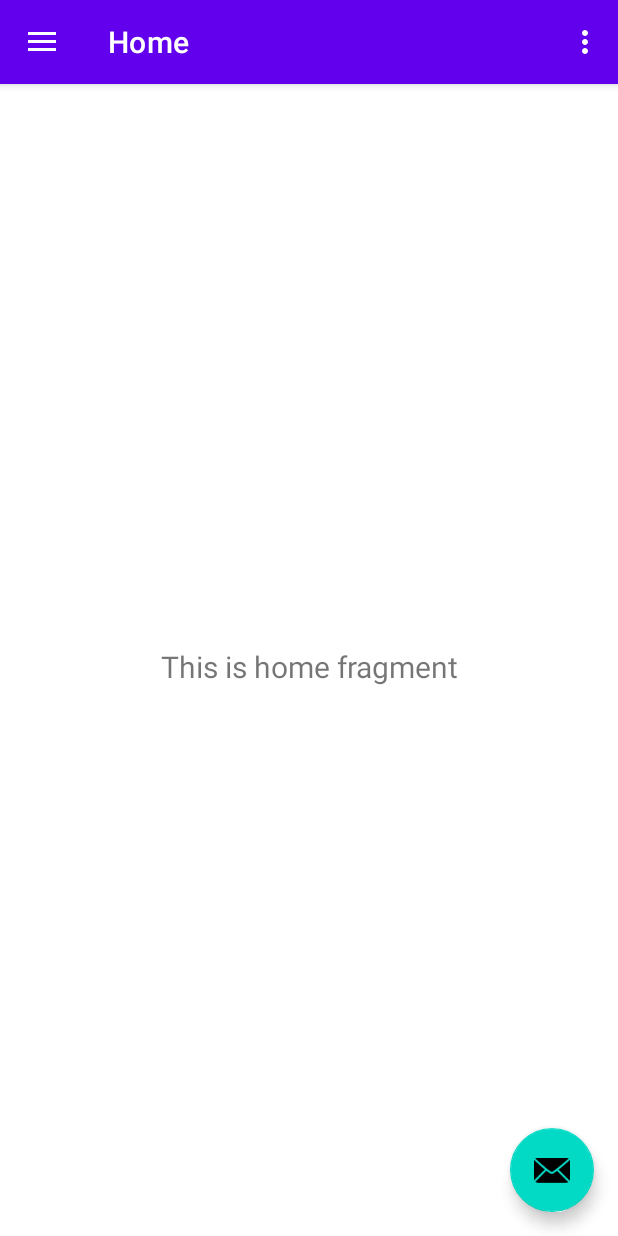
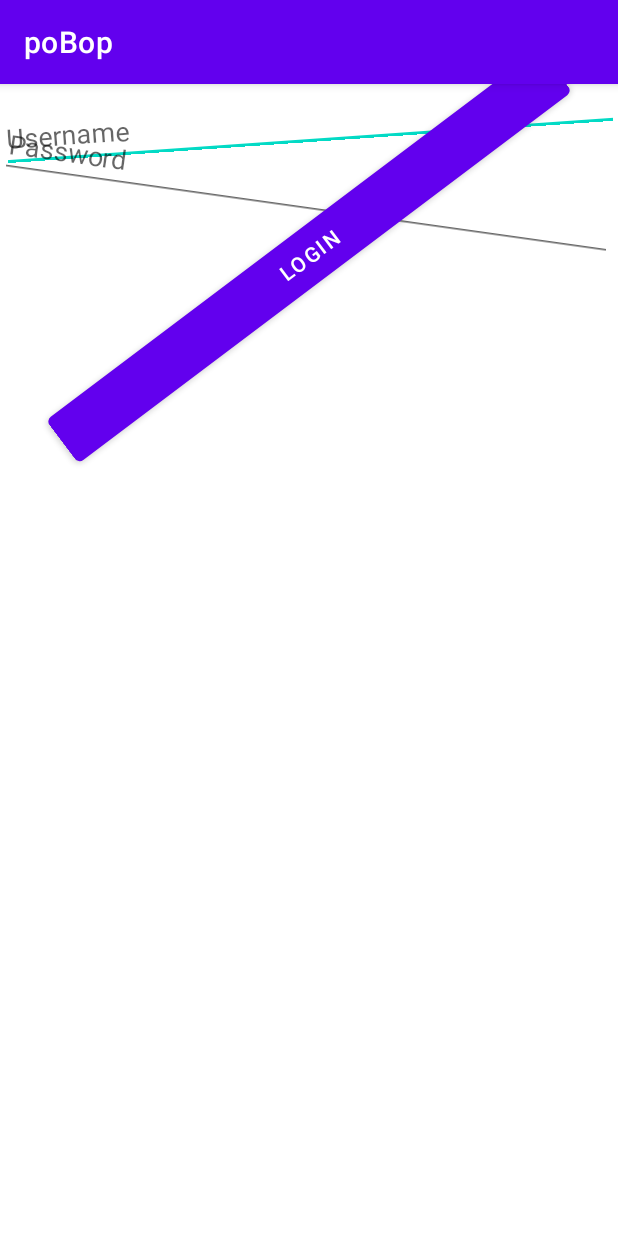
Before and after one commit to FSqDev/poBop, an Android app: the screen it shows after launch (MainActivity before the commit, AuthenticationActivity after it), on a phone screen of 412 x 824 dp. Run offline under Robolectric (Android 15) with nearby library versions, the phone set to English and light mode, and no system bars; our stand-ins replace navigation-ui.

Commit message:
bestest login screen

```diff
--- a/android/app/src/main/AndroidManifest.xml
+++ b/android/app/src/main/AndroidManifest.xml
@@ -9,6 +9,7 @@
         android:roundIcon="@mipmap/ic_launcher_round"
         android:supportsRtl="true"
         android:theme="@style/Theme.PoBop">
+        <activity android:name=".AuthenticationActivity"></activity>
         <activity
             android:name=".MainActivity"
             android:label="@string/app_name"
--- /dev/null
+++ b/android/app/src/main/java/com/fsq/pobop/AuthenticationActivity.java
@@ -0,0 +1,30 @@
+package com.fsq.pobop;
+
+import androidx.appcompat.app.AppCompatActivity;
+
+import android.content.Context;
+import android.content.Intent;
+import android.content.SharedPreferences;
+import android.os.Bundle;
+import android.view.View;
+import android.widget.Button;
+
+public class AuthenticationActivity extends AppCompatActivity {
+
+    @Override
+    protected void onCreate(Bundle savedInstanceState) {
+        super.onCreate(savedInstanceState);
+        setContentView(R.layout.activity_authentication);
+
+        SharedPreferences sharedPreferences = getSharedPreferences("auth", Context.MODE_PRIVATE);
+        SharedPreferences.Editor editor = sharedPreferences.edit();
+
+        Button loginButton = findViewById(R.id.loginButton);
+        loginButton.setOnClickListener(v -> {
+            editor.putLong("id", 1);
+            editor.apply();
+            Intent intent = new Intent(AuthenticationActivity.this, MainActivity.class);
+            startActivity(intent);
+        });
+    }
+}
--- a/android/app/src/main/java/com/fsq/pobop/MainActivity.java
+++ b/android/app/src/main/java/com/fsq/pobop/MainActivity.java
@@ -1,5 +1,8 @@
 package com.fsq.pobop;
 
+import android.content.Context;
+import android.content.Intent;
+import android.content.SharedPreferences;
 import android.os.Bundle;
 import android.view.View;
 import android.view.Menu;
@@ -60,4 +63,14 @@ public class MainActivity extends AppCompatActivity {
         return NavigationUI.navigateUp(navController, mAppBarConfiguration)
                 || super.onSupportNavigateUp();
     }
+
+    @Override
+    public void onStart() {
+        super.onStart();
+        SharedPreferences sharedPreferences = getSharedPreferences("auth", Context.MODE_PRIVATE);
+        if (sharedPreferences.getLong("id", -1) == -1) {
+            Intent newIntent = new Intent(MainActivity.this, AuthenticationActivity.class);
+            startActivity(newIntent);
+        }
+    }
 }
--- /dev/null
+++ b/android/app/src/main/res/layout/activity_authentication.xml
@@ -0,0 +1,34 @@
+<?xml version="1.0" encoding="utf-8"?>
+<LinearLayout xmlns:android="http://schemas.android.com/apk/res/android"
+    xmlns:app="http://schemas.android.com/apk/res-auto"
+    xmlns:tools="http://schemas.android.com/tools"
+    android:layout_width="match_parent"
+    android:layout_height="match_parent"
+    android:orientation="vertical"
+    tools:context=".AuthenticationActivity">
+
+    <EditText
+        android:id="@+id/editTextUsername"
+        android:layout_width="match_parent"
+        android:layout_height="wrap_content"
+        android:ems="10"
+        android:hint="@string/username"
+        android:inputType="textPersonName"
+        android:rotation="-4" />
+
+    <EditText
+        android:id="@+id/editTextTextPassword"
+        android:layout_width="match_parent"
+        android:layout_height="wrap_content"
+        android:ems="10"
+        android:hint="@string/password"
+        android:inputType="textPassword"
+        android:rotation="8" />
+
+    <Button
+        android:id="@+id/loginButton"
+        android:layout_width="match_parent"
+        android:layout_height="wrap_content"
+        android:rotation="-37"
+        android:text="@string/login" />
+</LinearLayout>
--- a/android/app/src/main/res/values/strings.xml
+++ b/android/app/src/main/res/values/strings.xml
@@ -10,4 +10,8 @@
     <string name="menu_home">Home</string>
     <string name="menu_gallery">Gallery</string>
     <string name="menu_slideshow">Slideshow</string>
+
+    <string name="username">Username</string>
+    <string name="password">Password</string>
+    <string name="login">Login</string>
 </resources>
```
